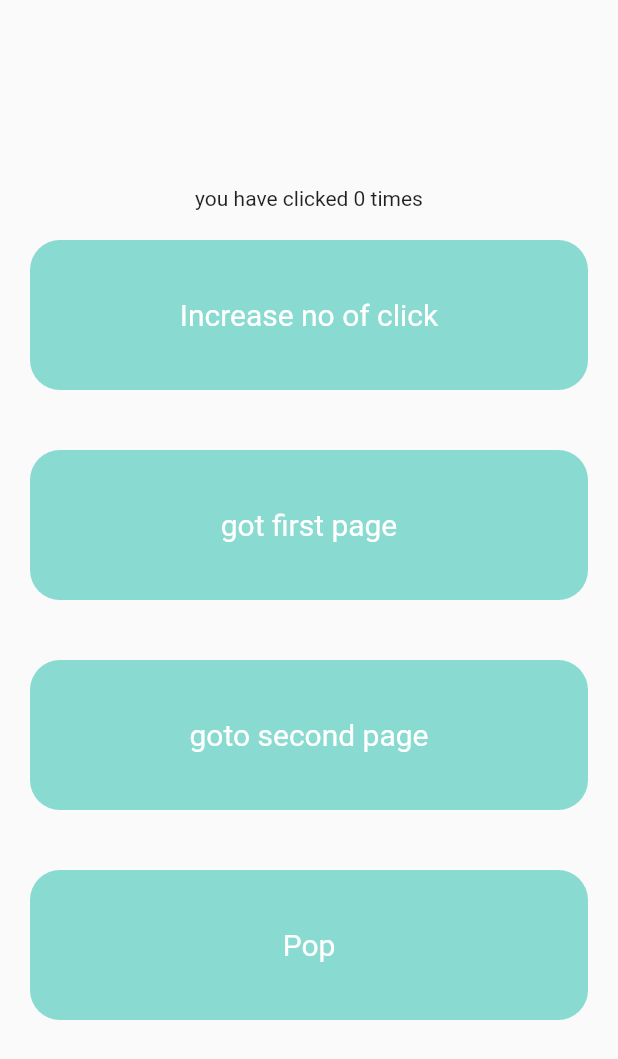
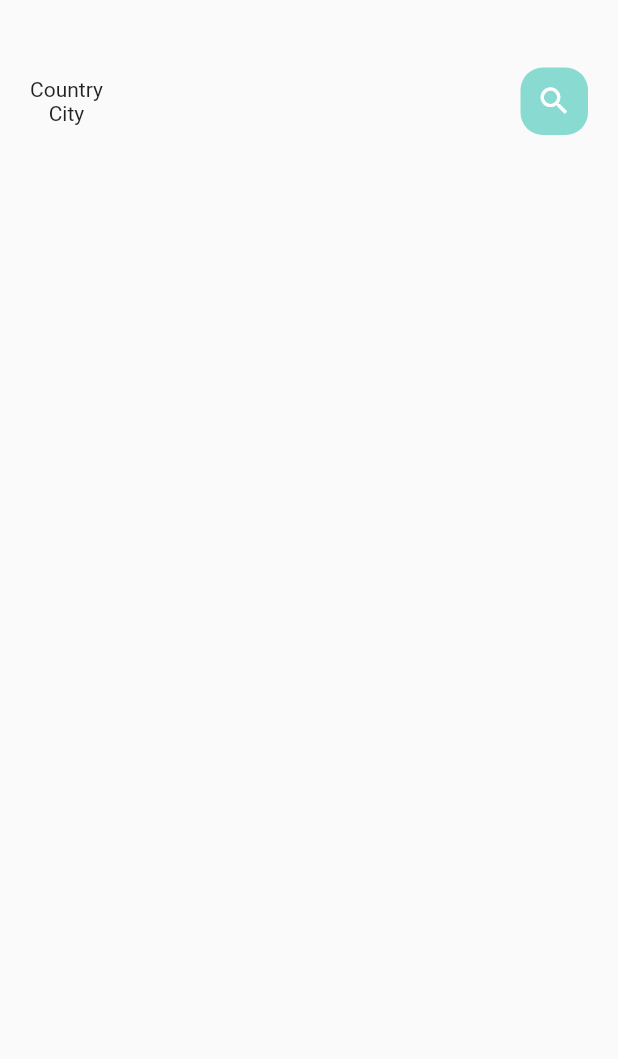
Before and after one commit to hebraheem/flutter_getx, a Flutter app: the screen it shows after launch, on a phone screen of 412 x 824 dp. Shown: the top 1059 px of the screen. Run offline on Flutter 3.47's test engine with Material 2 defaults, Android fonts, the phone set to English and light mode, and no system bars; our stand-ins replace get.

Commit message:
food_app start point

```diff
--- /dev/null
+++ b/lib/api/api_client.dart
@@ -0,0 +1 @@
+class ApiClient {}
--- a/lib/main.dart
+++ b/lib/main.dart
@@ -1,7 +1,6 @@
 import 'package:flutter/material.dart';
 import 'package:get/get.dart';
-
-import 'my_home_page.dart';
+import 'package:get_x/pages/home/main_food_page.dart';
 
 void main() {
   runApp(const MyApp());
@@ -14,20 +13,10 @@ class MyApp extends StatelessWidget {
   @override
   Widget build(BuildContext context) {
     return GetMaterialApp(
-      title: 'Flutter Demo',
-      theme: ThemeData(
-        // This is the theme of your application.
-        //
-        // Try running your application with "flutter run". You'll see the
-        // application has a blue toolbar. Then, without quitting the app, try
-        // changing the primarySwatch below to Colors.green and then invoke
-        // "hot reload" (press "r" in the console where you ran "flutter run",
-        // or simply save your changes to "hot reload" in a Flutter IDE).
-        // Notice that the counter didn't reset back to zero; the application
-        // is not restarted.
-        primarySwatch: Colors.blue,
-      ),
-      home: const MyHomePage(),
+      debugShowCheckedModeBanner: false,
+      title: 'Get X',
+      theme: ThemeData(),
+      home: const MainFoodPage(),
     );
   }
 }
--- a/lib/my_home_page.dart
+++ b/lib/my_home_page.dart
@@ -72,22 +72,6 @@ class MyHomePage extends StatelessWidget {
             )),
           ),
         ),
-        GestureDetector(
-          onTap: () {},
-          child: Container(
-            margin: const EdgeInsets.all(20),
-            width: double.maxFinite,
-            height: 100,
-            decoration: BoxDecoration(
-                borderRadius: BorderRadius.circular(20),
-                color: const Color(0xff89dad0)),
-            child: const Center(
-                child: Text(
-              "Pop",
-              style: TextStyle(fontSize: 20, color: Colors.white),
-            )),
-          ),
-        ),
       ]),
     ));
   }
--- /dev/null
+++ b/lib/pages/home/main_food_page.dart
@@ -0,0 +1,58 @@
+import 'package:flutter/material.dart';
+import 'package:get_x/utils/colors.dart';
+
+class MainFoodPage extends StatefulWidget {
+  const MainFoodPage({super.key});
+
+  @override
+  State<MainFoodPage> createState() => _MainFoodPageState();
+}
+
+class _MainFoodPageState extends State<MainFoodPage> {
+  @override
+  Widget build(BuildContext context) {
+    return Scaffold(
+      body: Column(
+        children: [
+          // ignore: avoid_unnecessary_containers
+          Container(
+            // ignore: avoid_unnecessary_containers
+            child: Container(
+              margin: const EdgeInsets.only(top: 45, bottom: 15),
+              padding: const EdgeInsets.only(left: 20, right: 20),
+              child: Row(
+                mainAxisAlignment: MainAxisAlignment.spaceBetween,
+                children: [
+                  Column(
+                    children: [
+                      const Text("Country"),
+                      Row(
+                        children: const [
+                          Text("City"),
+                        ],
+                      ),
+                    ],
+                  ),
+                  Center(
+                    child: Container(
+                      width: 45,
+                      height: 45,
+                      decoration: BoxDecoration(
+                        color: AppColor.mainColor,
+                        borderRadius: BorderRadius.circular(15),
+                      ),
+                      child: const Icon(
+                        Icons.search,
+                        color: Colors.white,
+                      ),
+                    ),
+                  )
+                ],
+              ),
+            ),
+          ),
+        ],
+      ),
+    );
+  }
+}
--- a/lib/pages/second_page.dart
+++ b/lib/pages/second_page.dart
@@ -6,6 +6,7 @@ class SecondPage extends StatelessWidget {
   @override
   Widget build(BuildContext context) {
     return Scaffold(
+      appBar: AppBar(),
       body: SizedBox(
         width: double.maxFinite,
         height: double.maxFinite,
--- /dev/null
+++ b/lib/utils/colors.dart
@@ -0,0 +1,15 @@
+import 'dart:ui';
+
+class AppColor {
+  static const Color mainColor = Color(0xff89dad0);
+  static const Color textColor = Color(0xFFccc7c5);
+
+  static const Color iconColor1 = Color(0xFFffd28d);
+  static const Color iconColor2 = Color(0xfffcab88);
+  static const Color paraColor = Color(0xff8f837f);
+  static const Color buttonBackgroundColor = Color(0xfff7f6f4);
+  static const Color signColor = Color(0xffa9a29f);
+  static const Color titleColor = Color(0xff5c524f);
+  static const Color mainBlackColor = Color(0xff332d2b);
+  static const Color yellowColor = Color(0xffffd379);
+}
```
Also changed, not shown: 1 other file.
